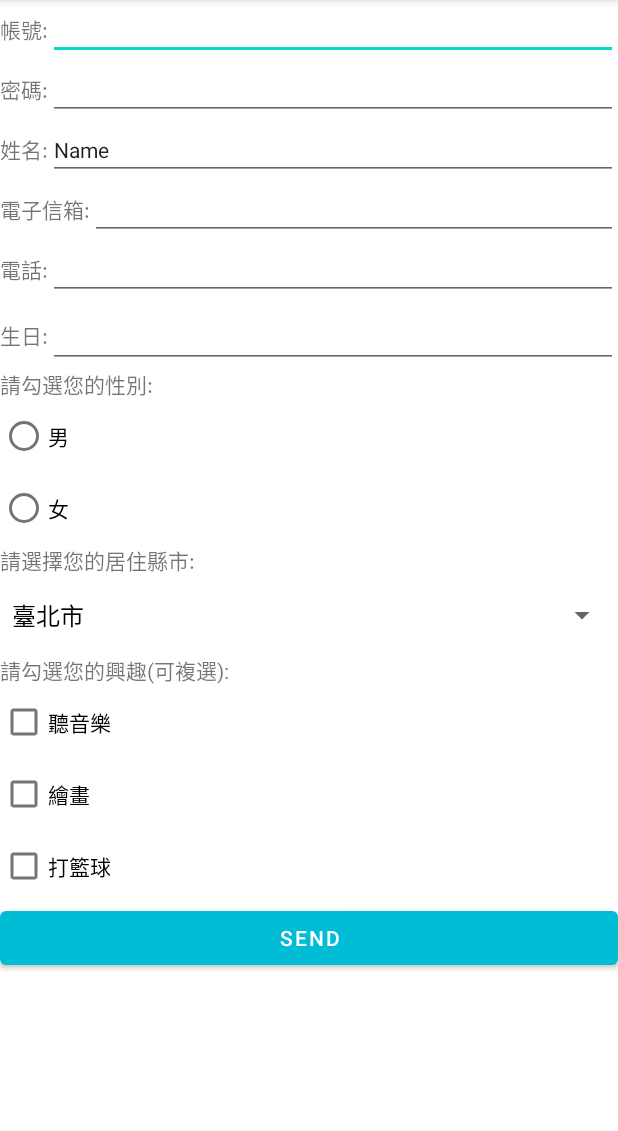
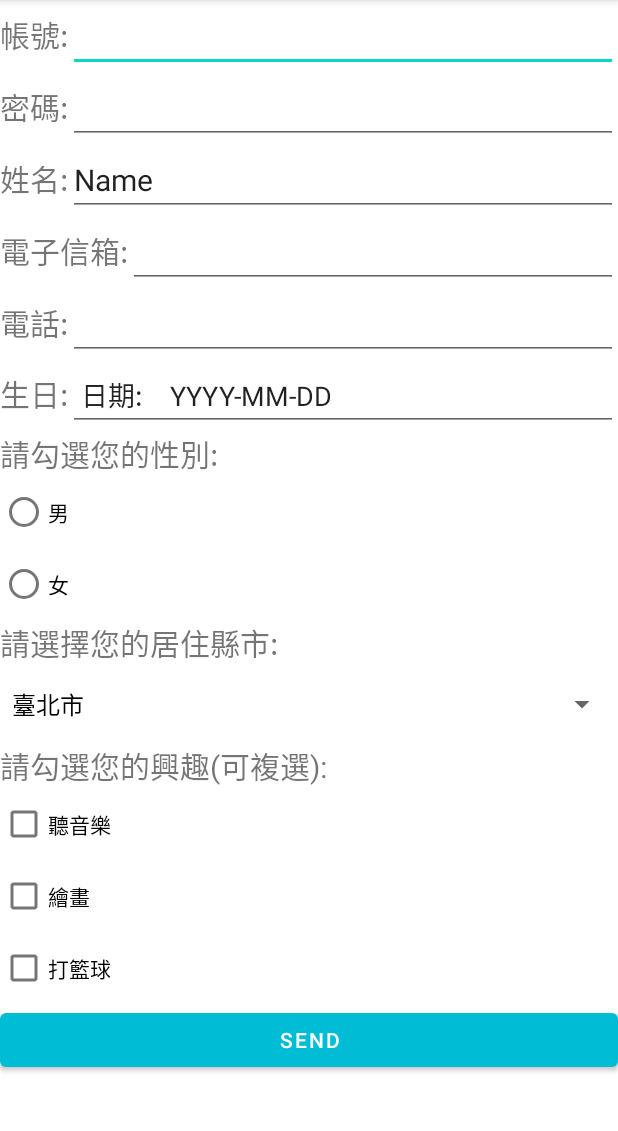
Before and after one commit to Fun1206/app_ntunhs_im, an Android app: the screen it shows after launch (MainActivity), on a phone screen of 412 x 824 dp, the part 84-1215 px from its top. Run offline under Robolectric (Android 15) with nearby library versions, the phone set to English and light mode, and no system bars.

Commit message:
20240318

```diff
--- a/user_profile/app/src/main/java/com/example/user_profile/MainActivity.kt
+++ b/user_profile/app/src/main/java/com/example/user_profile/MainActivity.kt
@@ -1,9 +1,15 @@
 package com.example.user_profile
 
+import android.app.AlertDialog
+import android.app.DatePickerDialog
 import androidx.appcompat.app.AppCompatActivity
 import android.os.Bundle
 import android.view.View
 import android.widget.*
+import java.time.DayOfWeek
+import java.time.Month
+import java.time.Year
+import java.util.Calendar
 
 class MainActivity : AppCompatActivity()
 {
@@ -11,11 +17,21 @@ class MainActivity : AppCompatActivity()
     {
             super.onCreate(savedInstanceState)
             setContentView(R.layout.activity_main)
-            val spncity = findViewById<Spinner>(R.id.spn_city)
-            val adapter = ArrayAdapter.createFromResource(this, R.array.city,android.R.layout.simple_spinner_dropdown_item)
+            val acc = findViewById<EditText>(R.id.acc)
+            val pwd = findViewById<EditText>(R.id.pwd)
+            val name = findViewById<EditText>(R.id.name)
+            val mail = findViewById<EditText>(R.id.mail)
+            val phone = findViewById<EditText>(R.id.phone)
+            val applyDate = findViewById<EditText>(R.id.Birthday)
             val radGrp_gender = findViewById<RadioGroup>(R.id.group_gender)
             val radBtn_male = findViewById<RadioButton>(R.id.male)
             val radBtn_female = findViewById<RadioButton>(R.id.female)
+            val spncity = findViewById<Spinner>(R.id.spn_city)
+            val adapter = ArrayAdapter.createFromResource(this, R.array.city,android.R.layout.simple_spinner_dropdown_item)
+            val listen_to_music = findViewById<CheckBox>(R.id.listen_to_music)
+            val draw = findViewById<CheckBox>(R.id.draw)
+            val play_basketball = findViewById<CheckBox>(R.id.play_basketball)
+            val send = findViewById<Button>(R.id.button)
 
         spncity.adapter = adapter
         spncity.onItemSelectedListener = object: AdapterView.OnItemSelectedListener
@@ -38,5 +54,47 @@ class MainActivity : AppCompatActivity()
             Toast.makeText(this,gender,Toast.LENGTH_SHORT).show()
         }
 
+        //日期
+        applyDate.setOnClickListener{
+            val calendar=Calendar.getInstance()
+            val year = calendar.get(Calendar.YEAR)
+            val month = calendar.get(Calendar.MONTH)
+            val day = calendar.get(Calendar.DAY_OF_MONTH)
+            DatePickerDialog(this,
+                { _, year, month, day ->
+                    run{
+                            var format = "${setDateFormat(year, month, day)}"
+                            applyDate.setText(format)
+                        }
+                }, year, month, day).show()
+        }
+        send.setOnClickListener{
+
+            val hobby = StringBuilder("\n")
+
+            // 获取选中的RadioButton的ID
+            val selectedRadioButtonId = radGrp_gender.checkedRadioButtonId
+            // 根据ID找到RadioButton
+            val radioButton = findViewById<RadioButton>(selectedRadioButtonId)
+
+
+            if (listen_to_music.isChecked) hobby.append("聽音樂\n")
+            if (draw.isChecked) hobby.append("繪圖\n")
+            if (play_basketball.isChecked) hobby.append("打籃球\n")
+
+            AlertDialog.Builder(this).setTitle("送出訊息").setMessage(
+                    "帳號: "+acc.text.toString()+"\n" +
+                    "密碼: "+pwd.text.toString()+"\n" +
+                    "姓名: "+name.text.toString() + "\n" +
+                    "電子信箱: "+mail.text.toString() + "\n" +
+                    "電話: "+phone.text.toString()+"\n" +
+                    "生日: "+applyDate.text.toString() + "\n" +
+                    "性別: ${radioButton.text}" + "\n" +
+                    "興趣: "+hobby.toString()).create().show()
+        }
+    }
+    private fun setDateFormat(year: Int,month: Int, day: Int): String
+    {
+        return "$year-${month + 1}-$day"
     }
 }
--- a/user_profile/app/src/main/res/layout/activity_main.xml
+++ b/user_profile/app/src/main/res/layout/activity_main.xml
@@ -16,15 +16,15 @@
             android:layout_width="wrap_content"
             android:layout_height="wrap_content"
             android:text="帳號:"
-            android:textSize="14sp" />
+            android:textSize="20sp" />
 
         <EditText
-            android:id="@+id/editTextTextPersonName2"
+            android:id="@+id/acc"
             android:layout_width="match_parent"
             android:layout_height="wrap_content"
             android:ems="10"
             android:inputType="textPersonName"
-            android:textSize="14sp" />
+            android:textSize="20sp" />
 
     </LinearLayout>
 
@@ -38,15 +38,15 @@
             android:layout_width="wrap_content"
             android:layout_height="wrap_content"
             android:text="密碼:"
-            android:textSize="14sp" />
+            android:textSize="20sp" />
 
         <EditText
-            android:id="@+id/editTextTextPassword"
+            android:id="@+id/pwd"
             android:layout_width="match_parent"
             android:layout_height="wrap_content"
             android:ems="10"
             android:inputType="textPassword"
-            android:textSize="14sp" />
+            android:textSize="20sp" />
 
     </LinearLayout>
 
@@ -60,16 +60,16 @@
             android:layout_width="wrap_content"
             android:layout_height="wrap_content"
             android:text="姓名:"
-            android:textSize="14sp" />
+            android:textSize="20sp" />
 
         <EditText
-            android:id="@+id/editTextTextPersonName"
+            android:id="@+id/name"
             android:layout_width="match_parent"
             android:layout_height="wrap_content"
             android:ems="10"
             android:inputType="textPersonName"
             android:text="Name"
-            android:textSize="14sp" />
+            android:textSize="20sp" />
     </LinearLayout>
 
     <LinearLayout
@@ -82,15 +82,15 @@
             android:layout_width="wrap_content"
             android:layout_height="wrap_content"
             android:text="電子信箱:"
-            android:textSize="14sp" />
+            android:textSize="20sp" />
 
         <EditText
-            android:id="@+id/editTextTextEmailAddress"
+            android:id="@+id/mail"
             android:layout_width="match_parent"
             android:layout_height="wrap_content"
             android:ems="10"
             android:inputType="textEmailAddress"
-            android:textSize="14sp" />
+            android:textSize="20sp" />
 
     </LinearLayout>
 
@@ -104,15 +104,15 @@
             android:layout_width="wrap_content"
             android:layout_height="wrap_content"
             android:text="電話:"
-            android:textSize="14sp" />
+            android:textSize="20sp" />
 
         <EditText
-            android:id="@+id/editTextPhone"
+            android:id="@+id/phone"
             android:layout_width="match_parent"
             android:layout_height="wrap_content"
             android:ems="10"
             android:inputType="phone"
-            android:textSize="14sp" />
+            android:textSize="20sp" />
     </LinearLayout>
 
     <LinearLayout
@@ -125,14 +125,15 @@
             android:layout_width="wrap_content"
             android:layout_height="wrap_content"
             android:text="生日:"
-            android:textSize="14sp" />
+            android:textSize="20sp" />
 
         <EditText
-            android:id="@+id/editTextDate"
+            android:id="@+id/Birthday"
             android:layout_width="match_parent"
             android:layout_height="wrap_content"
             android:ems="10"
-            android:inputType="date" />
+            android:inputType="date"
+            android:text=" 日期:　YYYY-MM-DD " />
     </LinearLayout>
 
     <LinearLayout
@@ -149,7 +150,8 @@
                 android:id="@+id/textView"
                 android:layout_width="match_parent"
                 android:layout_height="wrap_content"
-                android:text="請勾選您的性別:" />
+                android:text="請勾選您的性別:"
+                android:textSize="20sp" />
 
             <RadioButton
                 android:id="@+id/male"
@@ -169,7 +171,8 @@
                 android:id="@+id/textView2"
                 android:layout_width="match_parent"
                 android:layout_height="wrap_content"
-                android:text="請選擇您的居住縣市:" />
+                android:text="請選擇您的居住縣市:"
+                android:textSize="20sp" />
 
             <Spinner
                 android:id="@+id/spn_city"
@@ -181,22 +184,22 @@
                 android:layout_width="wrap_content"
                 android:layout_height="wrap_content"
                 android:text="請勾選您的興趣(可複選):"
-                android:textSize="14sp" />
+                android:textSize="20sp" />
 
             <CheckBox
-                android:id="@+id/checkBox"
+                android:id="@+id/listen_to_music"
                 android:layout_width="match_parent"
                 android:layout_height="match_parent"
                 android:text="聽音樂" />
 
             <CheckBox
-                android:id="@+id/checkBox2"
+                android:id="@+id/draw"
                 android:layout_width="match_parent"
                 android:layout_height="wrap_content"
                 android:text="繪畫" />
 
             <CheckBox
-                android:id="@+id/checkBox3"
+                android:id="@+id/play_basketball"
                 android:layout_width="match_parent"
                 android:layout_height="wrap_content"
                 android:text="打籃球" />
```
